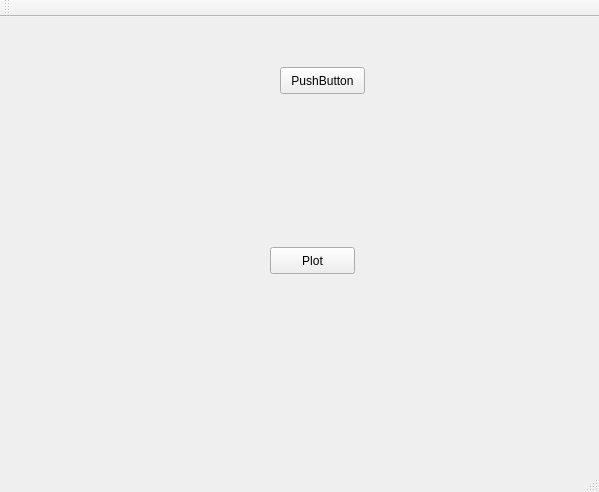
Above: qt/WidgetTests/mainwindow.ui from neutronimaging/imagingsuite before the change. Below: the same form after it.
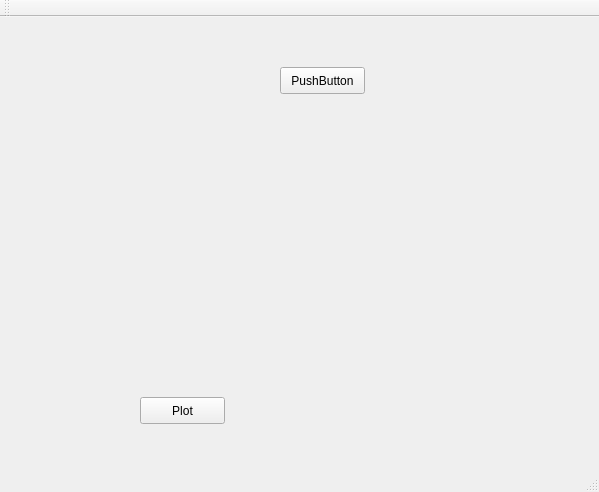
That is the form after the change. Custom widgets are drawn as their Qt base class.

Commit message: Working on getting the imae viewer to work.

```diff
--- a/qt/WidgetTests/mainwindow.ui
+++ b/qt/WidgetTests/mainwindow.ui
@@ -40,8 +40,8 @@
    <widget class="QPushButton" name="PlotButton">
     <property name="geometry">
      <rect>
-      <x>270</x>
-      <y>230</y>
+      <x>140</x>
+      <y>380</y>
       <width>85</width>
       <height>27</height>
      </rect>
@@ -60,6 +60,16 @@
      </rect>
     </property>
    </widget>
+   <widget class="QtAddons::ImageViewerWidget" name="Image" native="true">
+    <property name="geometry">
+     <rect>
+      <x>350</x>
+      <y>210</y>
+      <width>181</width>
+      <height>151</height>
+     </rect>
+    </property>
+   </widget>
   </widget>
   <widget class="QMenuBar" name="menuBar">
    <property name="geometry">
@@ -95,6 +105,12 @@
    <header location="global">plotter.h</header>
    <container>1</container>
   </customwidget>
+  <customwidget>
+   <class>QtAddons::ImageViewerWidget</class>
+   <extends>QWidget</extends>
+   <header location="global">imageviewerwidget.h</header>
+   <container>1</container>
+  </customwidget>
  </customwidgets>
  <resources/>
  <connections/>
```
Left out of the diff: 2 changed lines with no effect on the pictures. The commit also changes 6 other files.
